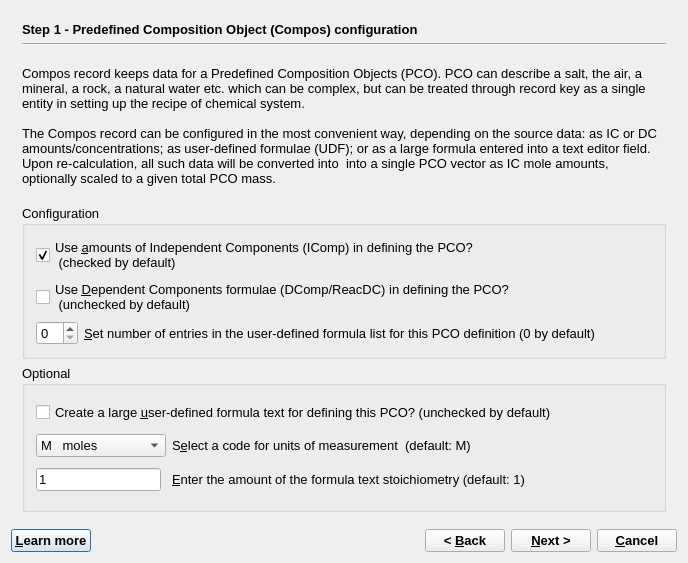
Qt form GUI/Dialogs4/ComposWizard4.ui (gemshub/GEMSGUI) before a commit.
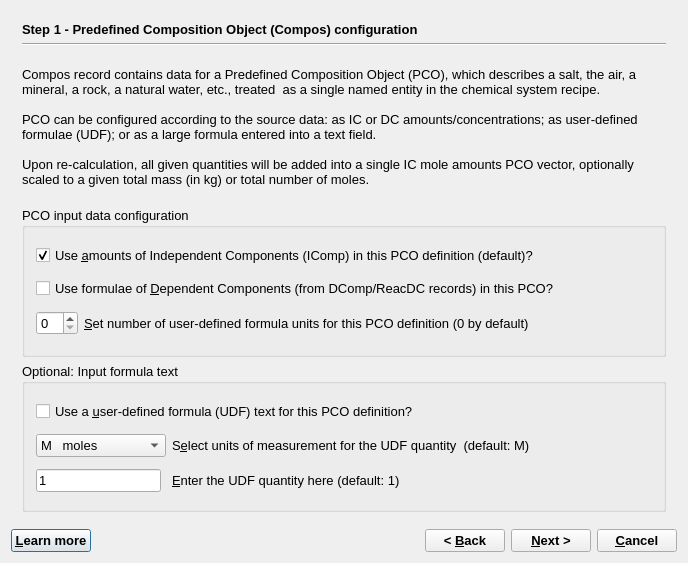
The same form after that commit. The open tabs and pages were chosen to show the change.

Commit message: Changes in Compos Wizard, error messages of script interpeter; in all error messages and warnings, 'illegal' replaced by 'invalid'; updated help database.

```diff
--- a/GUI/Dialogs4/ComposWizard4.ui
+++ b/GUI/Dialogs4/ComposWizard4.ui
@@ -85,9 +85,11 @@
           <enum>QFrame::Plain</enum>
          </property>
          <property name="text">
-          <string>Compos record keeps data for a Predefined Composition Objects (PCO). PCO can describe a salt, the air, a mineral, a rock, a natural water etc. which can be complex, but can be treated through record key as a single entity in setting up the recipe of chemical system. 
+          <string>Compos record contains data for a Predefined Composition Object (PCO), which describes a salt, the air, a mineral, a rock, a natural water, etc., treated  as a single named entity in the chemical system recipe.
 
-The Compos record can be configured in the most convenient way, depending on the source data: as IC or DC amounts/concentrations; as user-defined formulae (UDF); or as a large formula entered into a text editor field.  Upon re-calculation, all such data will be converted into  into a single PCO vector as IC mole amounts, optionally scaled to a given total PCO mass. </string>
+PCO can be configured according to the source data: as IC or DC amounts/concentrations; as user-defined formulae (UDF); or as a large formula entered into a text field.
+
+Upon re-calculation, all given quantities will be added into a single IC mole amounts PCO vector, optionally scaled to a given total mass (in kg) or total number of moles. </string>
          </property>
          <property name="textFormat">
           <enum>Qt::AutoText</enum>
@@ -109,14 +111,13 @@
        <item row="3" column="0">
         <widget class="QGroupBox" name="groupBox">
          <property name="title">
-          <string>Configuration</string>
+          <string>PCO input data configuration</string>
          </property>
          <layout class="QGridLayout">
           <item row="0" column="0" colspan="2">
            <widget class="QCheckBox" name="checkBox2">
             <property name="text">
-             <string>Use &amp;amounts of Independent Components (IComp) in defining the PCO?
- (checked by default)</string>
+             <string>Use &amp;amounts of Independent Components (IComp) in this PCO definition (default)?</string>
             </property>
             <property name="checked">
              <bool>true</bool>
@@ -132,8 +133,7 @@
              </sizepolicy>
             </property>
             <property name="text">
-             <string>Use &amp;Dependent Components formulae (DComp/ReacDC) in defining the PCO?
- (unchecked by default)</string>
+             <string>Use formulae of &amp;Dependent Components (from DComp/ReacDC records) in this PCO?</string>
             </property>
            </widget>
           </item>
@@ -159,7 +159,7 @@
              </sizepolicy>
             </property>
             <property name="text">
-             <string>&amp;Set number of entries in the user-defined formula list for this PCO definition (0 by default)</string>
+             <string>&amp;Set number of user-defined formula units for this PCO definition (0 by default)</string>
             </property>
             <property name="alignment">
              <set>Qt::AlignVCenter</set>
@@ -178,13 +178,13 @@
        <item row="4" column="0">
         <widget class="QGroupBox" name="groupBox_7">
          <property name="title">
-          <string>Optional</string>
+          <string>Optional: Input formula text</string>
          </property>
          <layout class="QGridLayout">
           <item row="0" column="0" colspan="2">
            <widget class="QCheckBox" name="checkBox2_2_2">
             <property name="text">
-             <string>Create a large &amp;user-defined formula text for defining this PCO? (unchecked by default)</string>
+             <string>Use a &amp;user-defined formula (UDF) text for this PCO definition?</string>
             </property>
            </widget>
           </item>
@@ -237,7 +237,7 @@
           <item row="1" column="1">
            <widget class="QLabel" name="textLabel1_2">
             <property name="text">
-             <string>S&amp;elect a code for units of measurement  (default: M)</string>
+             <string>S&amp;elect units of measurement for the UDF quantity  (default: M)</string>
             </property>
             <property name="wordWrap">
              <bool>false</bool>
@@ -269,7 +269,7 @@
           <item row="2" column="1">
            <widget class="QLabel" name="textLabel2_2">
             <property name="text">
-             <string>&amp;Enter the amount of the formula text stoichiometry (default: 1)</string>
+             <string>&amp;Enter the UDF quantity here (default: 1)</string>
             </property>
             <property name="wordWrap">
              <bool>false</bool>
```
Left out of the diff: 8 changed lines with no effect on the pictures. The commit also changes 31 other files.
